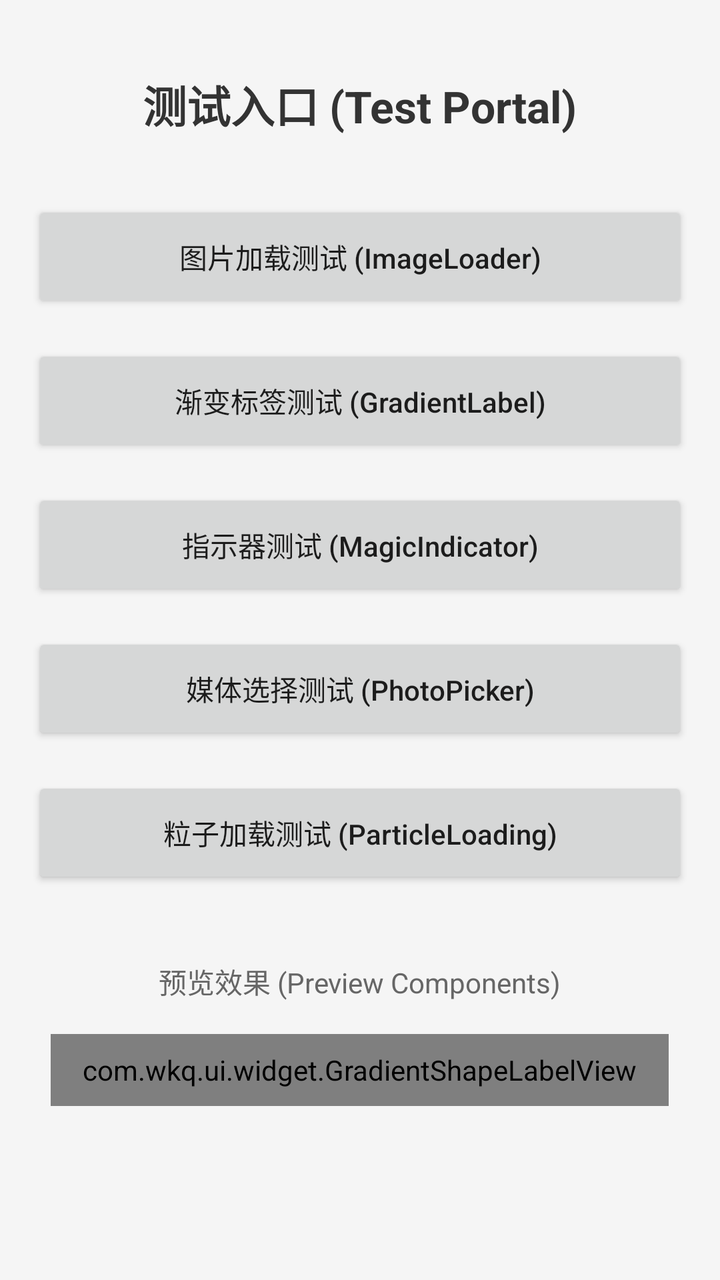
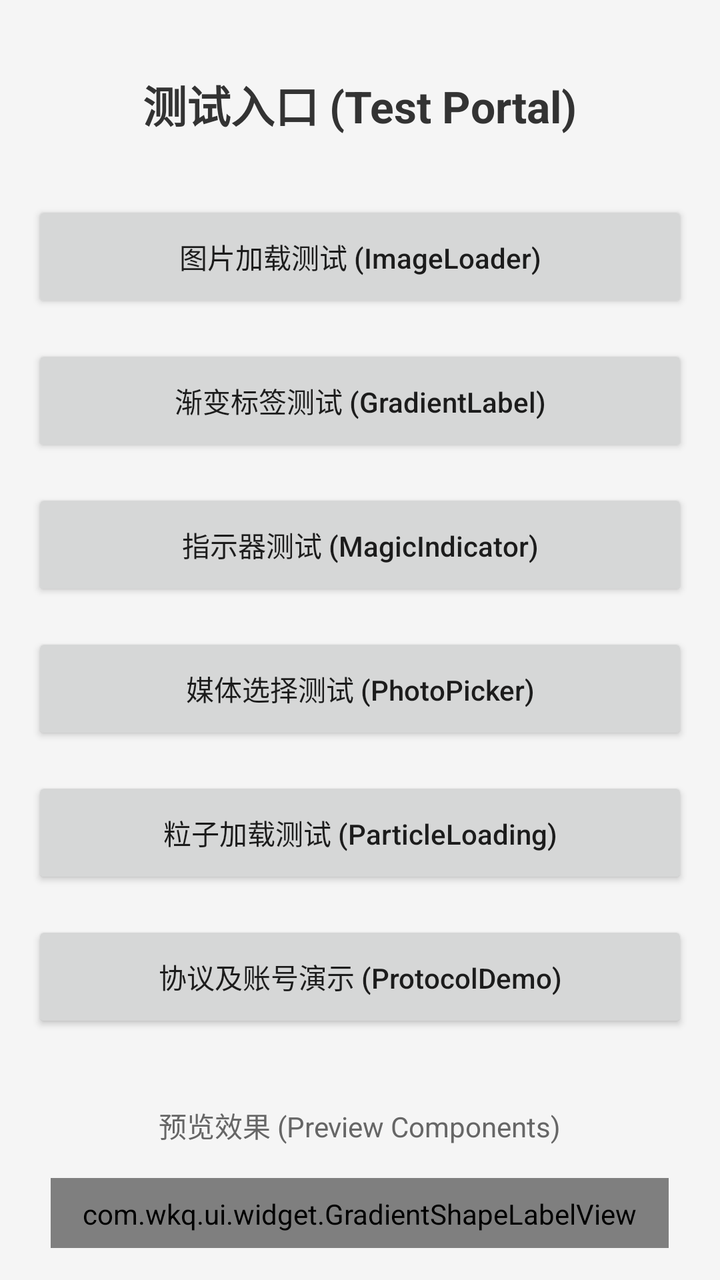

Before-and-after screenshots of an Android layout around one commit, followed by the original layout XML and the change that was made.
<!-- AndroidManifest.xml: another module's application theme Theme.ApplicationArchitecture -->
<!-- res/layout/activity_test.xml -->
<?xml version="1.0" encoding="utf-8"?>
<LinearLayout xmlns:android="http://schemas.android.com/apk/res/android"
    xmlns:app="http://schemas.android.com/apk/res-auto"
    xmlns:tools="http://schemas.android.com/tools"
    android:layout_width="match_parent"
    android:layout_height="match_parent"
    android:background="#F5F5F5"
    android:gravity="center_horizontal"
    android:orientation="vertical"
    android:padding="16dp">

    <TextView
        android:layout_width="wrap_content"
        android:layout_height="wrap_content"
        android:layout_marginBottom="32dp"
        android:layout_marginTop="20dp"
        android:text="测试入口 (Test Portal)"
        android:textColor="#333333"
        android:textSize="22sp"
        android:textStyle="bold" />

    <Button
        android:id="@+id/btn_image_loader"
        android:layout_width="match_parent"
        android:layout_height="56dp"
        android:layout_marginBottom="16dp"
        android:text="图片加载测试 (ImageLoader)"
        android:textAllCaps="false" />

    <Button
        android:id="@+id/btn_gradient_label"
        android:layout_width="match_parent"
        android:layout_height="56dp"
        android:layout_marginBottom="16dp"
        android:text="渐变标签测试 (GradientLabel)"
        android:textAllCaps="false" />

    <Button
        android:id="@+id/btn_magic_indicator"
        android:layout_width="match_parent"
        android:layout_height="56dp"
        android:layout_marginBottom="16dp"
        android:text="指示器测试 (MagicIndicator)"
        android:textAllCaps="false" />

    <Button
        android:id="@+id/btn_photo_picker"
        android:layout_width="match_parent"
        android:layout_height="56dp"
        android:layout_marginBottom="16dp"
        android:text="媒体选择测试 (PhotoPicker)"
        android:textAllCaps="false" />

    <Button
        android:id="@+id/btn_particle_loading"
        android:layout_width="match_parent"
        android:layout_height="56dp"
        android:layout_marginBottom="16dp"
        android:text="粒子加载测试 (ParticleLoading)"
        android:textAllCaps="false" />

    <TextView
        android:layout_width="wrap_content"
        android:layout_height="wrap_content"
        android:layout_marginTop="20dp"
        android:text="预览效果 (Preview Components)"
        android:textColor="#666666"
        android:textSize="14sp" />

    <com.wkq.ui.widget.GradientShapeLabelView
        android:layout_width="wrap_content"
        android:layout_height="36dp"
        android:layout_marginTop="16dp"
        android:paddingStart="16dp"
        android:paddingEnd="16dp"
        app:label_bg_end_color="#FF80AB"
        app:label_bg_orientation="left_right"
        app:label_bg_radius="18dp"
        app:label_bg_start_color="#FF4081"
        app:label_left_icon="@android:drawable/ic_menu_gallery"
        app:label_text="Gradient Label Sample"
        app:label_text_color="#FFFFFF"
        app:label_text_size="13sp"
        app:label_icon_padding="4dp"
        app:label_icon_size="16dp" />

</LinearLayout>
<!-- resources referenced by this layout -->
<resources>
  <style name="Theme.ApplicationArchitecture" parent="android:Theme.Material.Light.NoActionBar" />
</resources>

<!-- the commit's change to res/layout/activity_test.xml (unified diff, before → after) -->
@@ -59,6 +59,14 @@
         android:text="粒子加载测试 (ParticleLoading)"
         android:textAllCaps="false" />
 
+    <Button
+        android:id="@+id/btn_protocol_demo"
+        android:layout_width="match_parent"
+        android:layout_height="56dp"
+        android:layout_marginBottom="16dp"
+        android:text="协议及账号演示 (ProtocolDemo)"
+        android:textAllCaps="false" />
+
     <TextView
         android:layout_width="wrap_content"
         android:layout_height="wrap_content"
